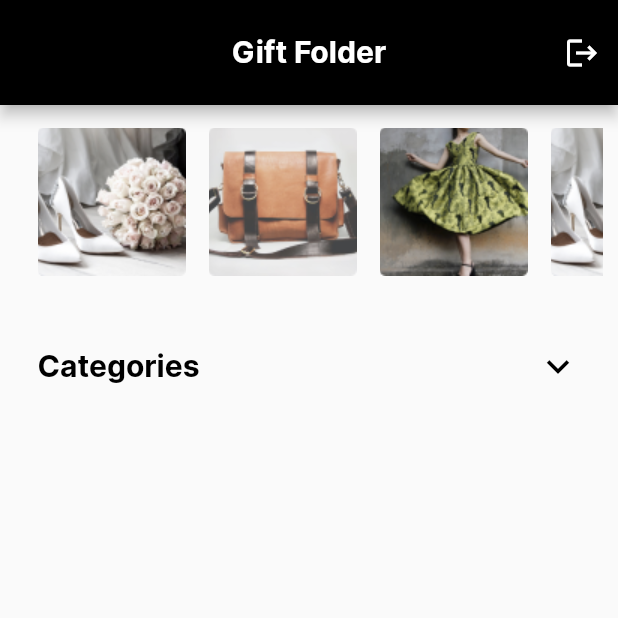
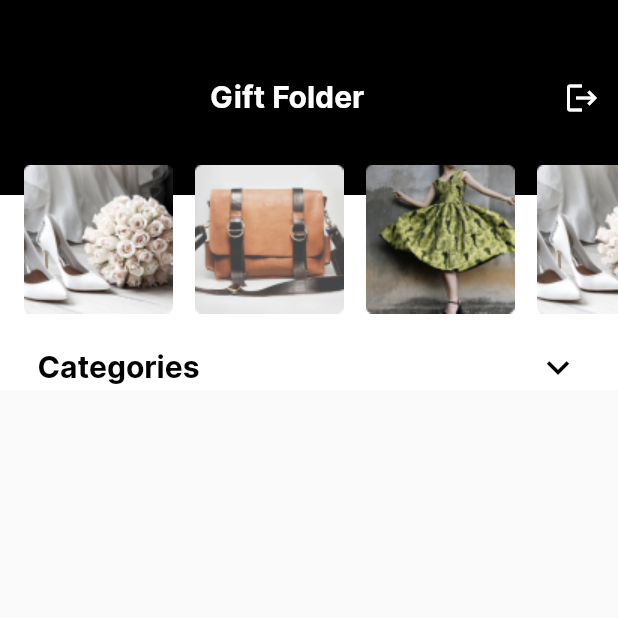
Before and after one commit to Hira-kiran/Task_One, a Flutter app: the HomeScreen screen opened directly, on a phone screen of 412 x 824 dp, the top half of it. Run offline on Flutter 3.47's test engine with Material 2 defaults, Android fonts, the phone set to English and light mode, and no system bars; our stand-ins replace firebase_auth, firebase_core, fluttertoast; accounts and stored records are empty.

Commit message:
homeScreen

```diff
--- a/lib/main.dart
+++ b/lib/main.dart
@@ -4,19 +4,14 @@ import 'package:provider/provider.dart';
 import 'package:task_one/provider/signup_provider.dart';
 import 'package:task_one/view/splash_screen.dart';
 import 'provider/login_provider.dart';
-
 void main() async {
   WidgetsFlutterBinding.ensureInitialized();
   await Firebase.initializeApp();
   runApp(
-
-
   const MyApp());
 }
-
 class MyApp extends StatelessWidget {
   const MyApp({super.key});
-
   @override
   Widget build(BuildContext context) {
     return MultiProvider(
--- a/lib/view/home_screen.dart
+++ b/lib/view/home_screen.dart
@@ -1,11 +1,11 @@
 import 'package:firebase_auth/firebase_auth.dart';
 import 'package:flutter/material.dart';
-import 'package:task_one/auth/signup_screen.dart';
 import 'package:task_one/components/reusableTextWidget.dart';
 import 'package:task_one/constant/colors.dart';
 import 'package:task_one/constant/fonts.dart';
 import 'package:task_one/constant/images.dart';
 import '../utils/utils.dart';
+import 'signup_screen.dart';
 
 class HomeScreen extends StatefulWidget {
   const HomeScreen({super.key});
@@ -42,7 +42,7 @@ class _HomeScreenState extends State<HomeScreen> {
   @override
   Widget build(BuildContext context) {
     return Scaffold(
-      appBar: AppBar(
+        /*   appBar: AppBar(
         automaticallyImplyLeading: false,
         toolbarHeight: 70,
         backgroundColor: AppColors.blackColor,
@@ -72,34 +72,18 @@ class _HomeScreenState extends State<HomeScreen> {
               },
               icon: const Icon(Icons.logout))
         ],
-      ),
-      body: SingleChildScrollView(
+      ), */
+        body: Stack(
+      children: [
+        Container(
+          color: AppColors.whiteColor,
+          child: SingleChildScrollView(
             child: Padding(
               padding: const EdgeInsets.symmetric(horizontal: 10),
-          child: Column(
-            children: [
-              15.ph,
-              SingleChildScrollView(
-                scrollDirection: Axis.horizontal,
-                child: Padding(
-                  padding: const EdgeInsets.symmetric(horizontal: 15),
-                  child: Row(
-                    children: [
-                      Image.asset(AppImages.shoes),
-                      15.pw,
-                      Image.asset(AppImages.bag),
-                      15.pw,
-                      Image.asset(AppImages.dress),
-                      15.pw,
-                      Image.asset(AppImages.shoes),
-                    ],
-                  ),
-                ),
-              ),
-              30.ph,
+              child: Column(children: [
+                230.ph,
                 Container(
                   width: double.infinity,
-                height: 60,
                   decoration: BoxDecoration(
                     borderRadius: BorderRadius.only(
                       topLeft: const Radius.circular(5),
@@ -148,7 +132,7 @@ class _HomeScreenState extends State<HomeScreen> {
                           items.length,
                           (index) => InkWell(
                                 onTap: () {
-                                isExpanded = false;
+                                  isExpanded = true;
                                   selectedValue = items[index];
                                   setState(() {});
                                 },
@@ -184,10 +168,105 @@ class _HomeScreenState extends State<HomeScreen> {
                                       )),
                                 ),
                               ))),
+              ]),
+            ),
+          ),
+        ),
+        Container(
+          height: 130,
+          width: double.infinity,
+          decoration: const BoxDecoration(
+            color: AppColors.blackColor,
+          ),
+          child: Row(
+            mainAxisAlignment: MainAxisAlignment.spaceBetween,
+            children: [
+              const Padding(
+                padding: EdgeInsets.only(left: 140),
+                child: Text(
+                  "Gift Folder",
+                  style: TextStyle(
+                      fontSize: 20,
+                      color: AppColors.whiteColor,
+                      fontFamily: AppFonts.interFont,
+                      fontWeight: FontWeight.w700),
+                ),
+              ),
+              IconButton(
+                  onPressed: () async {
+                    // For logout user
+                    await auth.signOut().then((value) {
+                      Utils().toastmsj(
+                        "Logout Successfully",
+                      );
+                      Navigator.push(
+                          context,
+                          MaterialPageRoute(
+                              builder: (context) => const SignupScreen()));
+                    }).onError((error, stackTrace) {
+                      Utils().toastmsj(error.toString());
+                    });
+                  },
+                  icon: const Icon(
+                    Icons.logout,
+                    color: AppColors.whiteColor,
+                  ))
             ],
           ),
         ),
+        Positioned(
+          top: 110,
+          left: 16,
+          child: SingleChildScrollView(
+            scrollDirection: Axis.horizontal,
+            child: Row(
+              children: [
+                Image.asset(AppImages.shoes),
+                15.pw,
+                Image.asset(AppImages.bag),
+                15.pw,
+                Image.asset(AppImages.dress),
+                15.pw,
+                Image.asset(AppImages.shoes),
+              ],
             ),
-    );
+          ),
+        )
+      ],
+    ));
   }
 }
+
+
+
+
+
+//  SingleChildScrollView(
+//         child: Padding(
+//           padding: const EdgeInsets.symmetric(horizontal: 10),
+//           child: Column(
+//             children: [
+//               15.ph,
+//               SingleChildScrollView(
+//                 scrollDirection: Axis.horizontal,
+//                 child: Padding(
+//                   padding: const EdgeInsets.symmetric(horizontal: 15),
+//                   child: Row(
+//                     children: [
+//                       Image.asset(AppImages.shoes),
+//                       15.pw,
+//                       Image.asset(AppImages.bag),
+//                       15.pw,
+//                       Image.asset(AppImages.dress),
+//                       15.pw,
+//                       Image.asset(AppImages.shoes),
+//                     ],
+//                   ),
+//                 ),
+//               ),
+//               30.ph,
+
+//             ],
+//           ),
+//         ),
+//       ),
--- a/lib/auth/login_screen.dart
+++ b/lib/view/login_screen.dart
@@ -1,6 +1,5 @@
 import 'package:flutter/material.dart';
 import 'package:provider/provider.dart';
-import 'package:task_one/auth/signup_screen.dart';
 import 'package:task_one/components/reusableTextWidget.dart';
 import 'package:task_one/constant/colors.dart';
 import 'package:task_one/constant/fonts.dart';
@@ -9,6 +8,7 @@ import '../components/reusable_button.dart';
 import '../provider/login_provider.dart';
 import '../utils/utils.dart';
 import '../widgets/textformfield.dart';
+import 'signup_screen.dart';
 
 class LoginScreen extends StatefulWidget {
   const LoginScreen({super.key});
--- a/lib/auth/signup_screen.dart
+++ b/lib/view/signup_screen.dart
@@ -1,6 +1,5 @@
 import 'package:flutter/material.dart';
 import 'package:provider/provider.dart';
-import 'package:task_one/auth/login_screen.dart';
 import 'package:task_one/components/reusableTextWidget.dart';
 import 'package:task_one/constant/colors.dart';
 import 'package:task_one/constant/fonts.dart';
@@ -9,6 +8,7 @@ import 'package:task_one/provider/signup_provider.dart';
 import '../components/reusable_button.dart';
 import '../utils/utils.dart';
 import '../widgets/textformfield.dart';
+import 'login_screen.dart';
 
 class SignupScreen extends StatefulWidget {
   const SignupScreen({super.key});
--- a/lib/view/splash_screen.dart
+++ b/lib/view/splash_screen.dart
@@ -2,10 +2,10 @@
 import 'dart:async';
 import 'package:firebase_auth/firebase_auth.dart';
 import 'package:flutter/material.dart';
-import 'package:task_one/auth/signup_screen.dart';
 import 'package:task_one/widgets/bottom_Nav_Bar.dart';
 import '../constant/colors.dart';
 import '../constant/fonts.dart';
+import 'signup_screen.dart';
 
 class SplashScreen extends StatefulWidget {
   const SplashScreen({super.key});
```
Lines whose indentation alone changed are shown as unchanged.
